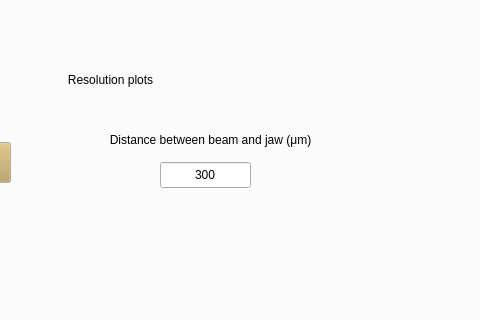
The window that gui.ui (pdijksta/PassiveWFMeasurement) describes before a commit, drawn with Qt 5; both pictures show x 202 to 682 and y 324 to 644 of the 962 by 873 pixel window.
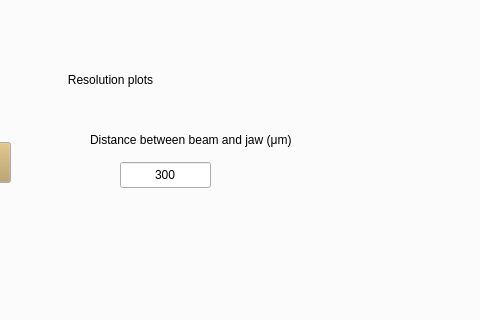
The same window after the commit. The open tabs and pages were chosen to show the change.

Commit message: rename ltatice

Patch:
```diff
--- a/gui.ui
+++ b/gui.ui
@@ -1514,7 +1514,7 @@
      <widget class="QLineEdit" name="PlotResolutionDistance">
       <property name="geometry">
        <rect>
-        <x>350</x>
+        <x>310</x>
         <y>460</y>
         <width>91</width>
         <height>26</height>
@@ -1532,7 +1532,7 @@
        <rect>
         <x>280</x>
         <y>430</y>
-        <width>241</width>
+        <width>301</width>
         <height>16</height>
        </rect>
       </property>
@@ -1540,7 +1540,7 @@
        <string>Distance between beam and jaw (μm)</string>
       </property>
       <property name="alignment">
-       <set>Qt::AlignCenter</set>
+       <set>Qt::AlignLeading|Qt::AlignLeft|Qt::AlignVCenter</set>
       </property>
      </widget>
      <widget class="QLabel" name="label_74">
```
Left out of the diff: 2 changed lines with no effect on the pictures. The commit also changes 1 other file.
